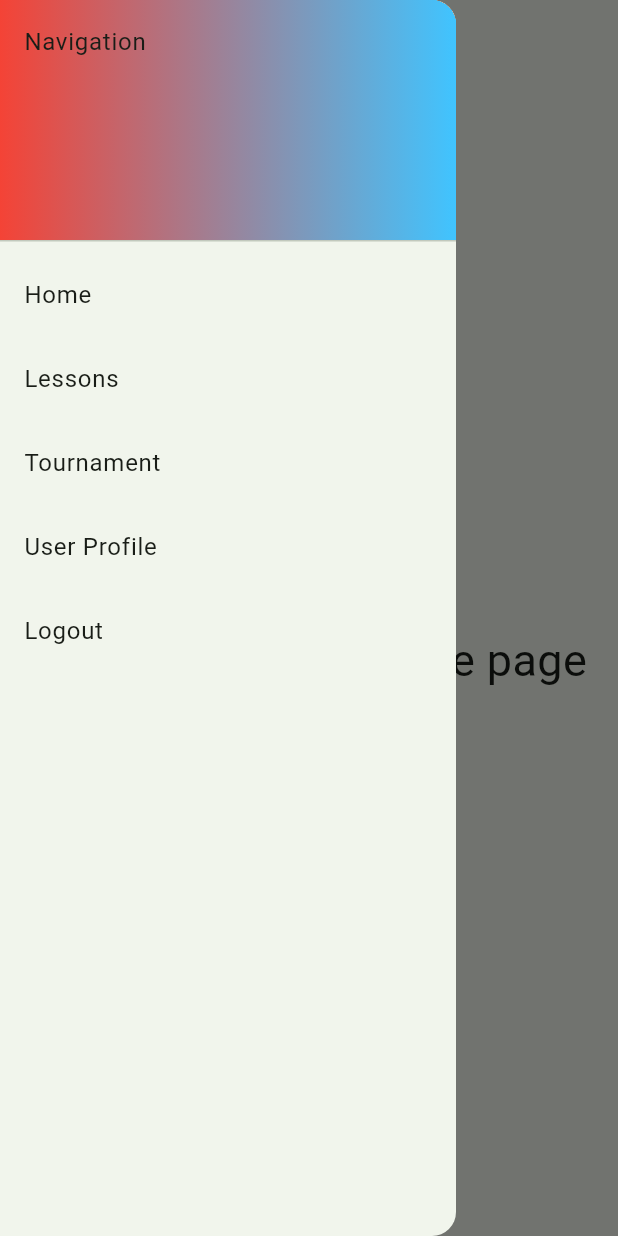
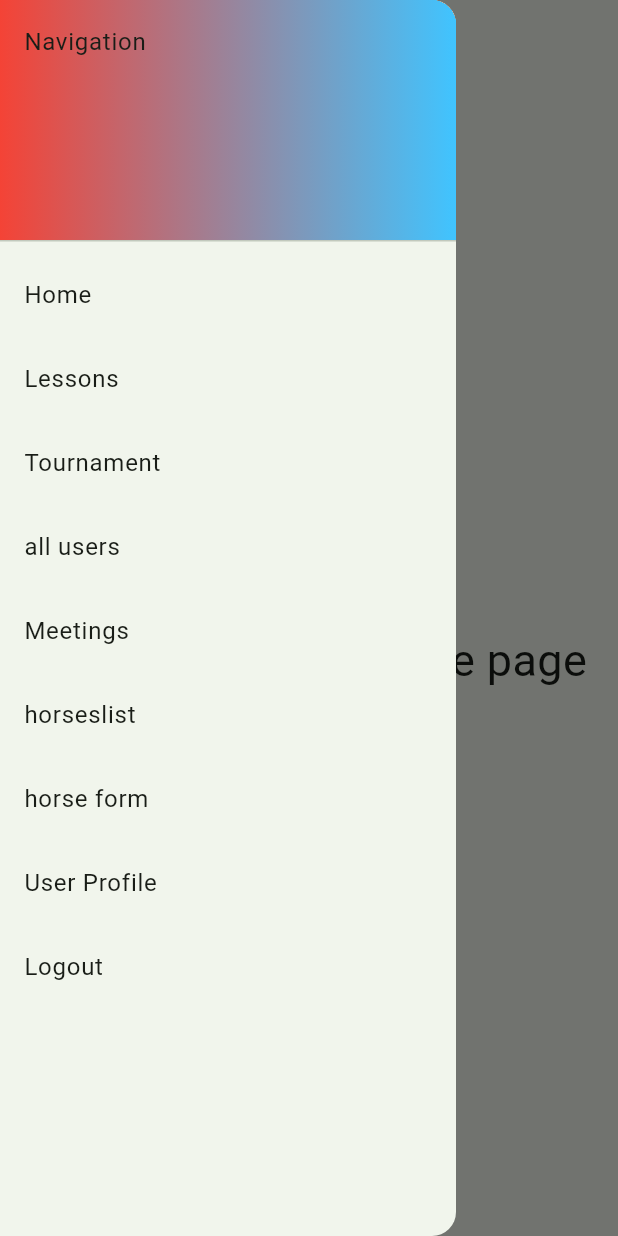
Before and after one commit to alxesv/L2_Paris_Chevaux, a Flutter app: the HomePage screen opened by its route, with the side drawer open, on a phone screen of 412 x 824 dp. Run offline on Flutter 3.47's test engine with Material 2 defaults, Android fonts, the phone set to English and light mode, and no system bars; our stand-ins replace flutter_dotenv; missing offline and left inert: mongo_dart.

Commit message:
latest
latest

```diff
--- a/lib/pages/home.dart
+++ b/lib/pages/home.dart
@@ -54,6 +54,22 @@ class HomePage extends StatelessWidget {
               onTap: () => _navigateTo(context, '/TournamentPage'),
             ),
             ListTile(
+              title: Text('all users'),
+              onTap: () => _navigateTo(context, '/UsersList'),
+            ),
+            ListTile(
+              title: Text('Meetings'),
+              onTap: () => _navigateTo(context, '/MeetingFormPage'),
+            ),
+            ListTile(
+              title: Text('horseslist'),
+              onTap: () => _navigateTo(context, '/horseslist'),
+            ),
+            ListTile(
+              title: Text('horse form'),
+              onTap: () => _navigateTo(context, '/horse_form'),
+            ),
+            ListTile(
               title: Text('User Profile'),
               onTap: () => _navigateTo(context, '/userprofile'),
             ),
```
